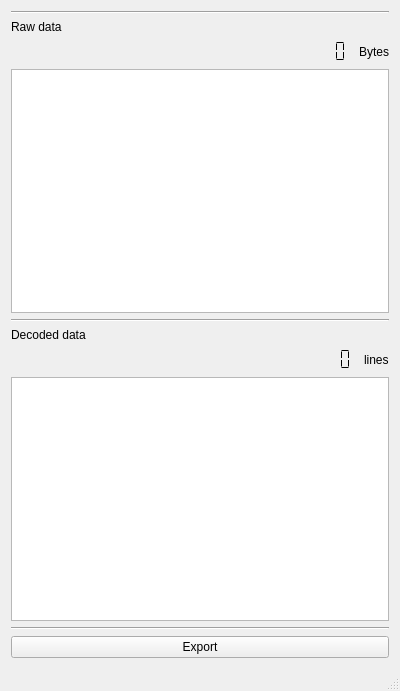
OpenUAS/lisa_s_logger_reader, file mainwindow.ui: the form before one commit.
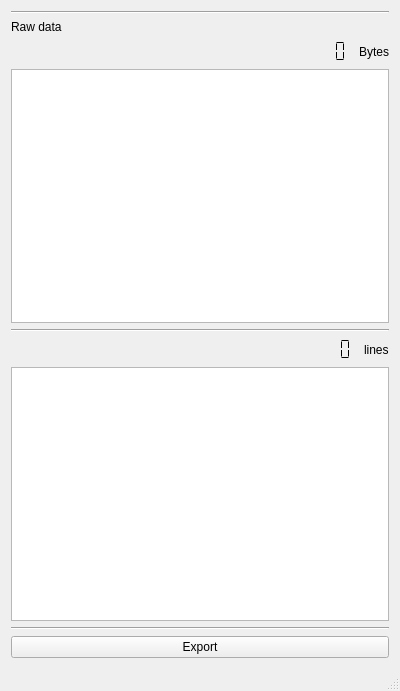
The form after the commit. Icons and pictures are not drawn.

Diff of the .ui file:
```diff
--- a/mainwindow.ui
+++ b/mainwindow.ui
@@ -95,11 +95,11 @@
      </widget>
     </item>
     <item>
-     <widget class="QLabel" name="label_4">
-      <property name="text">
-       <string>Decoded data</string>
+     <layout class="QHBoxLayout" name="horizontalLayoutDecodeProgress">
+      <property name="sizeConstraint">
+       <enum>QLayout::SetDefaultConstraint</enum>
       </property>
-     </widget>
+     </layout>
     </item>
     <item>
      <layout class="QHBoxLayout" name="horizontalLayout_2">
```
Left out of the diff: 8 changed lines with no effect on the pictures.
